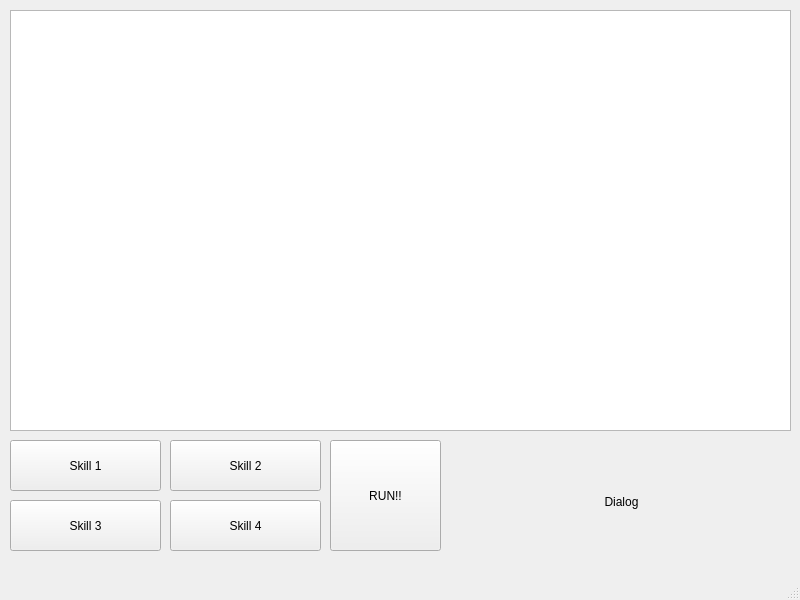
Above: Game/fightwindow.ui from thyo9470/The-Thunder-Dungeon before the change. Below: the same form after it.
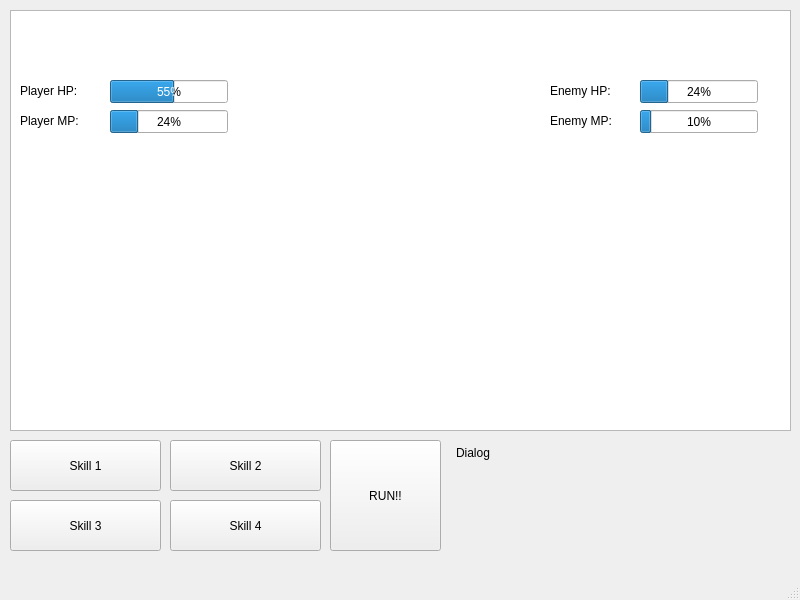
That is the form after the change.

The edit to the form file:
```diff
--- a/Game/fightwindow.ui
+++ b/Game/fightwindow.ui
@@ -24,7 +24,7 @@
      </rect>
     </property>
    </widget>
-   <widget class="QLabel" name="label">
+   <widget class="QLabel" name="dialogLabel">
     <property name="geometry">
      <rect>
       <x>456</x>
@@ -37,7 +37,7 @@
      <string>Dialog</string>
     </property>
     <property name="alignment">
-     <set>Qt::AlignCenter</set>
+     <set>Qt::AlignLeading|Qt::AlignLeft|Qt::AlignTop</set>
     </property>
    </widget>
    <widget class="QPushButton" name="runButton">
@@ -120,6 +120,113 @@
      <number>0</number>
     </property>
    </widget>
+   <widget class="QProgressBar" name="playerHealthBar">
+    <property name="geometry">
+     <rect>
+      <x>110</x>
+      <y>80</y>
+      <width>118</width>
+      <height>23</height>
+     </rect>
+    </property>
+    <property name="maximum">
+     <number>100</number>
+    </property>
+    <property name="value">
+     <number>55</number>
+    </property>
+   </widget>
+   <widget class="QProgressBar" name="enemyHealthBar">
+    <property name="geometry">
+     <rect>
+      <x>640</x>
+      <y>80</y>
+      <width>118</width>
+      <height>23</height>
+     </rect>
+    </property>
+    <property name="value">
+     <number>24</number>
+    </property>
+   </widget>
+   <widget class="QProgressBar" name="playerMagicBar">
+    <property name="geometry">
+     <rect>
+      <x>110</x>
+      <y>110</y>
+      <width>118</width>
+      <height>23</height>
+     </rect>
+    </property>
+    <property name="value">
+     <number>24</number>
+    </property>
+   </widget>
+   <widget class="QProgressBar" name="enemyMagicBar">
+    <property name="geometry">
+     <rect>
+      <x>640</x>
+      <y>110</y>
+      <width>118</width>
+      <height>23</height>
+     </rect>
+    </property>
+    <property name="value">
+     <number>10</number>
+    </property>
+   </widget>
+   <widget class="QLabel" name="label">
+    <property name="geometry">
+     <rect>
+      <x>20</x>
+      <y>80</y>
+      <width>81</width>
+      <height>21</height>
+     </rect>
+    </property>
+    <property name="text">
+     <string>Player HP:</string>
+    </property>
+   </widget>
+   <widget class="QLabel" name="label_2">
+    <property name="geometry">
+     <rect>
+      <x>20</x>
+      <y>110</y>
+      <width>81</width>
+      <height>21</height>
+     </rect>
+    </property>
+    <property name="text">
+     <string>Player MP:</string>
+    </property>
+   </widget>
+   <widget class="QLabel" name="label_3">
+    <property name="geometry">
+     <rect>
+      <x>550</x>
+      <y>110</y>
+      <width>81</width>
+      <height>21</height>
+     </rect>
+    </property>
+    <property name="text">
+     <string>Enemy MP:</string>
+    </property>
+   </widget>
+   <widget class="QLabel" name="label_4">
+    <property name="geometry">
+     <rect>
+      <x>550</x>
+      <y>80</y>
+      <width>81</width>
+      <height>21</height>
+     </rect>
+    </property>
+    <property name="text">
+     <string>Enemy HP:</string>
+    </property>
+   </widget>
   </widget>
   <widget class="QMenuBar" name="menubar">
    <property name="geometry">
```
